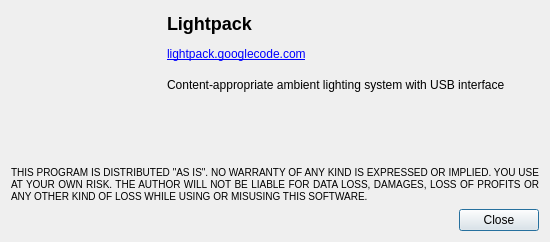
Atarity/Lightpack, file Software/src/aboutdialog.ui: the form before one commit.
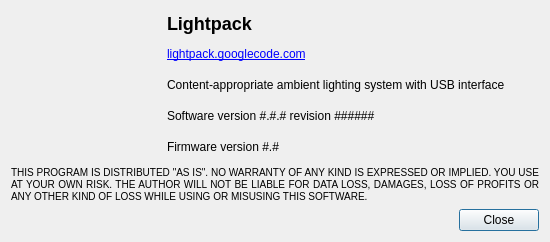
The form after the commit. Icons and pictures are not drawn.

Commit message: Software: Lightpack.pro: macro HG_REVISION will be undefined if mercurial not installed; hid-libusb.c: fix annoying warning messages; auto indent; AboutDialog, main.cpp: remove runtime check HG_REVISION on empty; Added notr text labels with versions for form editor usability only; update_locales.sh: now can be called from nautilus, added readline to the end of script;

Diff of the .ui file:
```diff
--- a/Software/src/aboutdialog.ui
+++ b/Software/src/aboutdialog.ui
@@ -136,7 +136,7 @@
        <item>
         <widget class="QLabel" name="labelVersionSoftware">
          <property name="text">
-          <string/>
+          <string notr="true">Software version #.#.# revision ######</string>
          </property>
          <property name="scaledContents">
           <bool>true</bool>
@@ -155,7 +155,7 @@
        <item>
         <widget class="QLabel" name="labelVersionFirmware">
          <property name="text">
-          <string/>
+          <string notr="true">Firmware version #.#</string>
          </property>
          <property name="margin">
           <number>0</number>
```
The commit also changes 7 other files.
